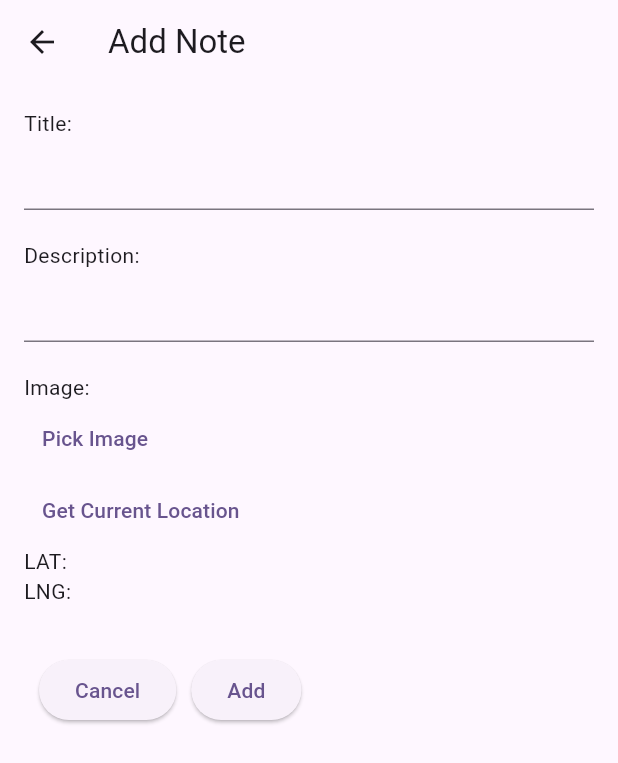
After one commit to kristfer/Notes_FIREBASE_PAB, a Flutter app: the NoteEditScreen screen opened directly, after a tap on "Get Current Location", on a phone screen of 412 x 824 dp. The commit adds this screen. Shown: the top 763 px of the screen. Run offline on Flutter 3.47's test engine with Material 3 defaults, Android fonts, the phone set to English and light mode, and no system bars; our stand-ins replace cloud_firestore, firebase_core, firebase_storage, geolocator, image_picker; accounts and stored records are empty.

Commit message:
21/05/2024

```diff
--- a/lib/main.dart
+++ b/lib/main.dart
@@ -1,6 +1,7 @@
 import 'package:firebase_core/firebase_core.dart';
 import 'package:flutter/material.dart';
 import 'package:notes/firebase_options.dart';
+import 'package:notes/screens/note_edit_screen.dart';
 import 'package:notes/screens/note_list_screen.dart';
 
 void main() async {
--- a/lib/models/note.dart
+++ b/lib/models/note.dart
@@ -5,6 +5,8 @@ class Note {
   final String title;
   final String description;
   String? imageUrl;
+  double? latitude;
+  double? longitude;
   Timestamp? createdAt;
   Timestamp? updatedAt;
 
@@ -13,6 +15,8 @@ class Note {
     required this.title,
     required this.description,
     this.imageUrl,
+    this.latitude,
+    this.longitude,
     this.createdAt,
     this.updatedAt,
   });
@@ -24,6 +28,8 @@ class Note {
       title: data['title'],
       description: data['description'],
       imageUrl: data['image_url'],
+      latitude: data['latitude'] as double,
+      longitude: data['longitude'] as double,
       createdAt: data['created_at'] as Timestamp,
       updatedAt: data['updated_at'] as Timestamp,
     );
@@ -34,6 +40,8 @@ class Note {
       'title': title,
       'description': description,
       'image_url': imageUrl,
+      'latitude': latitude,
+      'longitude': longitude,
       'created_at': createdAt,
       'updated_at': updatedAt,
     };
--- /dev/null
+++ b/lib/screens/note_edit_screen.dart
@@ -0,0 +1,149 @@
+import 'dart:io';
+
+import 'package:flutter/foundation.dart';
+import 'package:flutter/material.dart';
+import 'package:flutter/widgets.dart';
+import 'package:geolocator/geolocator.dart';
+import 'package:image_picker/image_picker.dart';
+import 'package:notes/models/note.dart';
+import 'package:notes/services/location_service.dart';
+import 'package:notes/services/note_service.dart';
+
+class NoteEditScreen extends StatefulWidget {
+  final Note? note;
+  const NoteEditScreen({super.key, this.note});
+
+  @override
+  State<NoteEditScreen> createState() => _NoteEditScreenState();
+}
+
+class _NoteEditScreenState extends State<NoteEditScreen> {
+  final TextEditingController _titleController = TextEditingController();
+  final TextEditingController _descriptionController = TextEditingController();
+  File? _imageFile;
+  Position? _currentPosition;
+
+  Future<void> _pickImage() async {
+    final pickedFile =
+        await ImagePicker().pickImage(source: ImageSource.gallery);
+    if (pickedFile != null) {
+      setState(() {
+        _imageFile = File(pickedFile.path);
+      });
+    }
+  }
+
+  Future<void> _pickLocation() async {
+    final currentPosition = await LocationService.getCurrentPosition();
+    // final currentAddress = await LocationService.getAddressFromLatLng(_currentPosition!);
+    setState(() {
+      _currentPosition = currentPosition;
+      // _currentAddress = currentAddress;
+    });
+  }
+
+  @override
+  Widget build(BuildContext context) {
+    return Scaffold(
+      appBar: AppBar(
+        title: Text(widget.note == null ? 'Add Note' : 'Update Note'),
+      ),
+      body: Padding(
+        padding: const EdgeInsets.all(16.0),
+        child: Column(
+          crossAxisAlignment: CrossAxisAlignment.start,
+          children: [
+            const Text(
+              'Title: ',
+              textAlign: TextAlign.start,
+            ),
+            TextField(
+              controller: _titleController,
+            ),
+            const Padding(
+              padding: EdgeInsets.only(top: 20),
+              child: Text(
+                'Description: ',
+              ),
+            ),
+            TextField(
+              controller: _descriptionController,
+            ),
+            const Padding(
+              padding: EdgeInsets.only(top: 20),
+              child: Text('Image: '),
+            ),
+            _imageFile != null
+                ? AspectRatio(
+                    aspectRatio: 16 / 9,
+                    child: Image.file(_imageFile!, fit: BoxFit.cover),
+                  )
+                : (widget.note?.imageUrl != null &&
+                        Uri.parse(widget.note!.imageUrl!).isAbsolute
+                    ? AspectRatio(
+                        aspectRatio: 16 / 9,
+                        child: Image.network(widget.note!.imageUrl!,
+                            fit: BoxFit.cover),
+                      )
+                    : Container()),
+            TextButton(
+              onPressed: _pickImage,
+              child: const Text('Pick Image'),
+            ),
+            TextButton(
+              onPressed: _pickLocation,
+              child: const Text('Get Current Location'),
+            ),
+            Text('LAT: ${_currentPosition?.latitude ?? ""}'),
+            Text('LNG: ${_currentPosition?.longitude ?? ""}'),
+            // Text('ADDRESS: ${_currentAddress ?? ""}'),
+            SizedBox(
+              height: 32,
+            ),
+            Row(
+              children: [
+                Padding(
+                  padding: const EdgeInsets.symmetric(horizontal: 10),
+                  child: ElevatedButton(
+                    onPressed: () {
+                      Navigator.of(context).pop();
+                    },
+                    child: const Text('Cancel'),
+                  ),
+                ),
+                ElevatedButton(
+                  onPressed: () async {
+                    String? imageUrl;
+                    if (_imageFile != null) {
+                      imageUrl = await NoteService.uploadImage(_imageFile!);
+                    } else {
+                      imageUrl = widget.note?.imageUrl;
+                    }
+                    Note note = Note(
+                      id: widget.note?.id,
+                      title: _titleController.text,
+                      description: _descriptionController.text,
+                      imageUrl: imageUrl,
+                      latitude: _currentPosition?.latitude,
+                      longitude: _currentPosition?.longitude,
+                      createdAt: widget.note?.createdAt,
+                    );
+
+                    if (widget.note == null) {
+                      NoteService.addNote(note)
+                          .whenComplete(() => Navigator.of(context).pop());
+                    } else {
+                      NoteService.updateNote(note)
+                          .whenComplete(() => Navigator.of(context).pop());
+                    }
+                  },
+                  child: Text(widget.note == null ? 'Add' : 'Update'),
+                ),
+              ],
+            ),
+          ],
+        ),
+      ),
+    );
+  }
+}
--- /dev/null
+++ b/lib/services/location_service.dart
@@ -0,0 +1,40 @@
+import 'package:geolocator/geolocator.dart';
+
+abstract class LocationService {
+  static Future<bool> handleLocationPermission() async {
+    bool serviceEnabled;
+    LocationPermission permission;
+
+    serviceEnabled = await Geolocator.isLocationServiceEnabled();
+    if (!serviceEnabled) {
+      // Location services are disabled. Please enable the services
+      return false;
+    }
+    permission = await Geolocator.checkPermission();
+    if (permission == LocationPermission.denied) {
+      permission = await Geolocator.requestPermission();
+      if (permission == LocationPermission.denied) {
+        // Location permissions are denied
+        return false;
+      }
+    }
+    if (permission == LocationPermission.deniedForever) {
+      // Location permissions are permanently denied, we cannot request permissions.
+
+      return false;
+    }
+    return true;
+  }
+
+  static Future<Position?> getCurrentPosition() async {
+    try {
+      final hasPermission = await handleLocationPermission();
+      if (!hasPermission) return null;
+      return await Geolocator.getCurrentPosition(
+        desiredAccuracy: LocationAccuracy.high,
+      );
+    } catch (e) {
+      return null;
+    }
+  }
+}
--- a/lib/widgets/note_dialog.dart
+++ b/lib/widgets/note_dialog.dart
@@ -1,14 +1,15 @@
 import 'dart:io';
-
 import 'package:flutter/material.dart';
+import 'package:geolocator/geolocator.dart';
 import 'package:image_picker/image_picker.dart';
 import 'package:notes/models/note.dart';
+import 'package:notes/services/location_service.dart';
 import 'package:notes/services/note_service.dart';
 
 class NoteDialog extends StatefulWidget {
   final Note? note;
 
-  NoteDialog({super.key, this.note});
+  const NoteDialog({super.key, this.note});
 
   @override
   State<NoteDialog> createState() => _NoteDialogState();
@@ -18,10 +19,11 @@ class _NoteDialogState extends State<NoteDialog> {
   final TextEditingController _titleController = TextEditingController();
   final TextEditingController _descriptionController = TextEditingController();
   File? _imageFile;
+  Position? _currentPosition;
+  // String? _currentAddress;
 
   @override
   void initState() {
-    // TODO: implement initState
     super.initState();
     if (widget.note != null) {
       _titleController.text = widget.note!.title;
@@ -30,13 +32,22 @@ class _NoteDialogState extends State<NoteDialog> {
   }
 
   Future<void> _pickImage() async {
-    final PickedFile =
+    final pickedFile =
         await ImagePicker().pickImage(source: ImageSource.gallery);
-    if (PickedFile != null) {
+    if (pickedFile != null) {
       setState(() {
-        _imageFile = File(PickedFile.path);
+        _imageFile = File(pickedFile.path);
       });
     }
+  }
+
+  Future<void> _pickLocation() async {
+    final currentPosition = await LocationService.getCurrentPosition();
+    // final currentAddress = await LocationService.getAddressFromLatLng(_currentPosition!);
+    setState(() {
+      _currentPosition = currentPosition;
+      // _currentAddress = currentAddress;
+    });
   }
 
   @override
@@ -64,15 +75,26 @@ class _NoteDialogState extends State<NoteDialog> {
           ),
           const Padding(
             padding: EdgeInsets.only(top: 20),
-            child: Text(
-              'Image : ',
-            ),
+            child: Text('Image: '),
           ),
-          _imageFile != null ? Image.file(_imageFile!) : Container(),
+          Expanded(
+              child: _imageFile != null
+                  ? Image.file(_imageFile!, fit: BoxFit.cover)
+                  : (widget.note?.imageUrl != null &&
+                          Uri.parse(widget.note!.imageUrl!).isAbsolute
+                      ? Image.network(widget.note!.imageUrl!, fit: BoxFit.cover)
+                      : Container())),
           TextButton(
             onPressed: _pickImage,
             child: const Text('Pick Image'),
-          )
+          ),
+          TextButton(
+            onPressed: _pickLocation,
+            child: const Text('Get Current Location'),
+          ),
+          Text('LAT: ${_currentPosition?.latitude ?? ""}'),
+          Text('LNG: ${_currentPosition?.longitude ?? ""}'),
+          // Text('ADDRESS: ${_currentAddress ?? ""}'),
         ],
       ),
       actions: [
@@ -90,29 +112,25 @@ class _NoteDialogState extends State<NoteDialog> {
             String? imageUrl;
             if (_imageFile != null) {
               imageUrl = await NoteService.uploadImage(_imageFile!);
+            } else {
+              imageUrl = widget.note?.imageUrl;
             }
             Note note = Note(
               id: widget.note?.id,
               title: _titleController.text,
               description: _descriptionController.text,
               imageUrl: imageUrl,
+              latitude: _currentPosition?.latitude,
+              longitude: _currentPosition?.longitude,
               createdAt: widget.note?.createdAt,
             );
 
             if (widget.note == null) {
-              NoteService.addNote(Note(
-                title: _titleController.text,
-                description: _descriptionController.text,
-              )).whenComplete(() {
-                Navigator.of(context).pop();
-              });
+              NoteService.addNote(note)
+                  .whenComplete(() => Navigator.of(context).pop());
             } else {
-              NoteService.updateNote(Note(
-                id: widget.note!.id,
-                title: _titleController.text,
-                description: _descriptionController.text,
-                createdAt: widget.note!.createdAt,
-              )).whenComplete(() => Navigator.of(context).pop());
+              NoteService.updateNote(note)
+                  .whenComplete(() => Navigator.of(context).pop());
             }
           },
           child: Text(widget.note == null ? 'Add' : 'Update'),
--- a/pubspec.yaml
+++ b/pubspec.yaml
@@ -12,8 +12,11 @@ dependencies:
   firebase_storage: ^11.7.5
   flutter:
     sdk: flutter
+  geocoding: ^3.0.0
+  geolocator: ^12.0.0
   image_picker: ^1.1.1
   path: ^1.9.0
+  url_launcher: ^6.2.6
 
 dev_dependencies:
   flutter_test:
```
Also changed, not shown: lib/screens/note_list_screen.dart (+78 -11 lines), lib/services/note_service.dart (+9 -3 lines), pubspec.lock, 7 other files.
